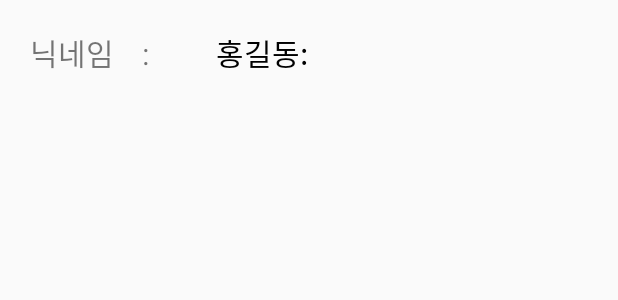
After one commit to lee989898/Dating, an Android app: the layout list_view_item.xml on its own in the app's theme, with its tools: preview values and no code run, on a phone screen of 412 x 824 dp. The commit adds this screen. Shown: the top 300 px of the screen. Run offline under Robolectric (Android 15) with nearby library versions, the phone set to English and light mode, and no system bars.

```diff
--- a/app/src/main/AndroidManifest.xml
+++ b/app/src/main/AndroidManifest.xml
@@ -11,6 +11,12 @@
         android:roundIcon="@mipmap/ic_launcher_round"
         android:supportsRtl="true"
         android:theme="@style/Theme.Dating">
+        <activity
+            android:name=".message.MyLikeListActivity"
+            android:exported="false" />
+        <activity
+            android:name=".message.MainActivity"
+            android:exported="false" />
         <activity
             android:name=".setting.SettingActivity"
             android:exported="false" />
--- /dev/null
+++ b/app/src/main/res/layout/list_view_item.xml
@@ -0,0 +1,21 @@
+<?xml version="1.0" encoding="utf-8"?>
+<LinearLayout xmlns:android="http://schemas.android.com/apk/res/android"
+    android:layout_width="match_parent"
+    android:layout_height="match_parent">
+
+    <TextView
+        android:text="닉네임    : "
+        android:textSize="20sp"
+        android:layout_margin="20dp"
+        android:layout_width="wrap_content"
+        android:layout_height="wrap_content"/>
+    <TextView
+        android:id="@+id/listViewItemNickname"
+        android:text="홍길동: "
+        android:textSize="20sp"
+        android:textColor="@color/black"
+        android:layout_margin="20dp"
+        android:layout_width="wrap_content"
+        android:layout_height="wrap_content"/>
+
+</LinearLayout>
```
Also changed, not shown: app/src/main/java/com/lee989898/dating/message/ListViewAdapter.kt (added, +36 -0 lines), app/src/main/java/com/lee989898/dating/message/MyLikeListActivity.kt (added, +113 -0 lines), app/src/main/java/com/lee989898/dating/setting/SettingActivity.kt (+9 -0 lines), app/src/main/res/layout/activity_my_like_list.xml (added, +14 -0 lines), app/src/main/res/layout/activity_setting.xml (+8 -0 lines).
